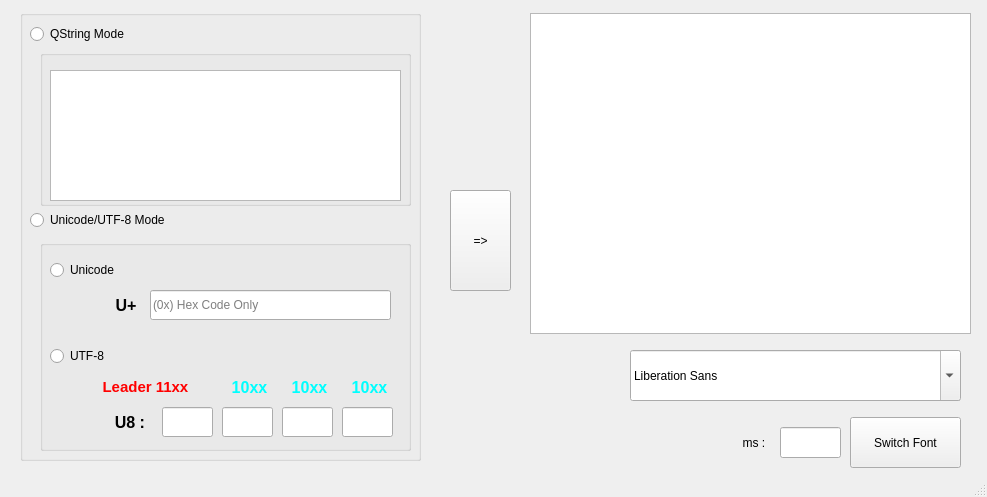
EdisoNewtong/Vector, file cpp/Qt/UTF8Principle/UTF8Principle/mainwindow.ui: the form before one commit.
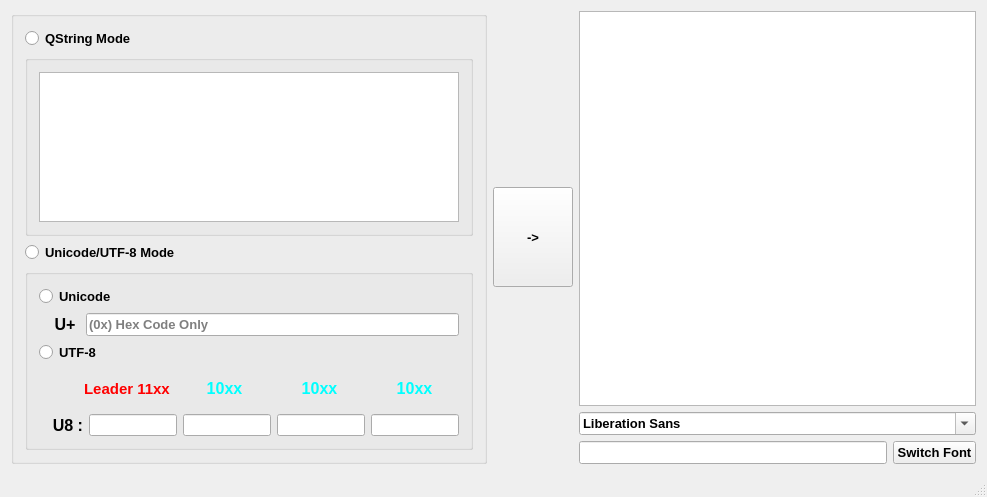
The form after the commit.

Commit message: [dev] Qt Update form view to  Layout Style

The edit to the form file:
```diff
--- a/cpp/Qt/UTF8Principle/UTF8Principle/mainwindow.ui
+++ b/cpp/Qt/UTF8Principle/UTF8Principle/mainwindow.ui
@@ -14,101 +14,89 @@
    <string>UTF8 Principle</string>
   </property>
   <widget class="QWidget" name="centralWidget">
+   <layout class="QHBoxLayout" name="horizontalLayout" stretch="6,1,5">
+    <item>
    <widget class="QGroupBox" name="groupBox">
-    <property name="geometry">
-     <rect>
-      <x>20</x>
-      <y>10</y>
-      <width>401</width>
-      <height>451</height>
-     </rect>
-    </property>
     <property name="title">
      <string/>
     </property>
+      <layout class="QVBoxLayout" name="verticalLayout" stretch="1,5,1,5">
+       <item>
     <widget class="QRadioButton" name="qstringRadBtn">
-     <property name="geometry">
-      <rect>
-       <x>10</x>
-       <y>14</y>
-       <width>131</width>
-       <height>20</height>
-      </rect>
+         <property name="font">
+          <font>
+           <family>Arial</family>
+           <pointsize>10</pointsize>
+           <weight>75</weight>
+           <bold>true</bold>
+          </font>
      </property>
      <property name="text">
       <string>QString Mode</string>
      </property>
     </widget>
+       </item>
+       <item>
     <widget class="QGroupBox" name="qstringGrp">
-     <property name="geometry">
-      <rect>
-       <x>20</x>
-       <y>40</y>
-       <width>371</width>
-       <height>156</height>
-      </rect>
-     </property>
      <property name="title">
       <string/>
      </property>
+         <layout class="QHBoxLayout" name="horizontalLayout_2">
+          <item>
      <widget class="QPlainTextEdit" name="plainTextEdit_2">
-      <property name="geometry">
-       <rect>
-        <x>10</x>
-        <y>20</y>
-        <width>351</width>
-        <height>131</height>
-       </rect>
-      </property>
-     </widget>
-    </widget>
+            <property name="font">
+             <font>
+              <family>Arial</family>
+              <pointsize>10</pointsize>
+              <weight>75</weight>
+              <bold>true</bold>
+             </font>
+            </property>
+           </widget>
+          </item>
+         </layout>
+        </widget>
+       </item>
+       <item>
     <widget class="QRadioButton" name="unicodeRadBtn">
-     <property name="geometry">
-      <rect>
-       <x>10</x>
-       <y>200</y>
-       <width>251</width>
-       <height>20</height>
-      </rect>
+         <property name="font">
+          <font>
+           <family>Arial</family>
+           <pointsize>10</pointsize>
+           <weight>75</weight>
+           <bold>true</bold>
+          </font>
      </property>
      <property name="text">
       <string>Unicode/UTF-8 Mode</string>
      </property>
     </widget>
+       </item>
+       <item>
     <widget class="QGroupBox" name="unicodeGrp">
-     <property name="geometry">
-      <rect>
-       <x>20</x>
-       <y>230</y>
-       <width>371</width>
-       <height>211</height>
-      </rect>
-     </property>
      <property name="title">
       <string/>
      </property>
+         <layout class="QVBoxLayout" name="verticalLayout_2">
+          <item>
      <widget class="QRadioButton" name="uniBtn">
-      <property name="geometry">
-       <rect>
-        <x>10</x>
-        <y>20</y>
-        <width>100</width>
-        <height>20</height>
-       </rect>
+            <property name="font">
+             <font>
+              <family>Arial</family>
+              <pointsize>10</pointsize>
+              <weight>75</weight>
+              <bold>true</bold>
+             </font>
       </property>
       <property name="text">
        <string>Unicode</string>
       </property>
      </widget>
+          </item>
+          <item>
+           <layout class="QHBoxLayout" name="horizontalLayout_3" stretch="1,9">
+            <item>
      <widget class="QLabel" name="label">
-      <property name="geometry">
-       <rect>
-        <x>20</x>
-        <y>50</y>
-        <width>81</width>
-        <height>31</height>
-       </rect>
-      </property>
       <property name="font">
        <font>
         <family>Arial</family>
@@ -124,105 +112,56 @@
        <set>Qt::AlignRight|Qt::AlignTrailing|Qt::AlignVCenter</set>
       </property>
      </widget>
+            </item>
+            <item>
      <widget class="QLineEdit" name="unicode32">
-      <property name="geometry">
-       <rect>
-        <x>110</x>
-        <y>50</y>
-        <width>241</width>
-        <height>30</height>
-       </rect>
+              <property name="font">
+               <font>
+                <family>Arial</family>
+                <pointsize>10</pointsize>
+                <weight>75</weight>
+                <bold>true</bold>
+               </font>
       </property>
       <property name="placeholderText">
        <string>(0x) Hex Code Only</string>
       </property>
      </widget>
+            </item>
+           </layout>
+          </item>
+          <item>
      <widget class="QRadioButton" name="utf8Btn">
-      <property name="geometry">
-       <rect>
-        <x>10</x>
-        <y>106</y>
-        <width>91</width>
-        <height>20</height>
-       </rect>
+            <property name="font">
+             <font>
+              <family>Arial</family>
+              <pointsize>10</pointsize>
+              <weight>75</weight>
+              <bold>true</bold>
+             </font>
       </property>
       <property name="text">
        <string>UTF-8</string>
       </property>
      </widget>
-     <widget class="QLabel" name="label_2">
-      <property name="geometry">
-       <rect>
-        <x>44</x>
-        <y>172</y>
-        <width>61</width>
+          </item>
+          <item>
+           <layout class="QHBoxLayout" name="horizontalLayout_4" stretch="1,2,2,2,2">
+            <item>
+             <spacer name="horizontalSpacer">
+              <property name="orientation">
+               <enum>Qt::Horizontal</enum>
+              </property>
+              <property name="sizeHint" stdset="0">
+               <size>
+                <width>40</width>
         <height>20</height>
-       </rect>
-      </property>
-      <property name="font">
-       <font>
-        <family>Arial</family>
-        <pointsize>12</pointsize>
-        <weight>75</weight>
-        <bold>true</bold>
-       </font>
-      </property>
-      <property name="text">
-       <string>U8 :</string>
-      </property>
-      <property name="alignment">
-       <set>Qt::AlignRight|Qt::AlignTrailing|Qt::AlignVCenter</set>
-      </property>
-     </widget>
-     <widget class="QLineEdit" name="utf8_1">
-      <property name="geometry">
-       <rect>
-        <x>122</x>
-        <y>167</y>
-        <width>51</width>
-        <height>30</height>
-       </rect>
-      </property>
-     </widget>
-     <widget class="QLineEdit" name="utf8_2">
-      <property name="geometry">
-       <rect>
-        <x>182</x>
-        <y>167</y>
-        <width>51</width>
-        <height>30</height>
-       </rect>
-      </property>
-     </widget>
-     <widget class="QLineEdit" name="utf8_3">
-      <property name="geometry">
-       <rect>
-        <x>242</x>
-        <y>167</y>
-        <width>51</width>
-        <height>30</height>
-       </rect>
-      </property>
-     </widget>
-     <widget class="QLineEdit" name="utf8_4">
-      <property name="geometry">
-       <rect>
-        <x>302</x>
-        <y>167</y>
-        <width>51</width>
-        <height>30</height>
-       </rect>
-      </property>
-     </widget>
+               </size>
+              </property>
+             </spacer>
+            </item>
+            <item>
      <widget class="QLabel" name="label_4">
-      <property name="geometry">
-       <rect>
-        <x>47</x>
-        <y>132</y>
-        <width>121</width>
-        <height>30</height>
-       </rect>
-      </property>
       <property name="palette">
        <palette>
         <active>
@@ -335,15 +274,9 @@
        <set>Qt::AlignCenter</set>
       </property>
      </widget>
+            </item>
+            <item>
      <widget class="QLabel" name="label_5">
-      <property name="geometry">
-       <rect>
-        <x>184</x>
-        <y>132</y>
-        <width>51</width>
-        <height>30</height>
-       </rect>
-      </property>
       <property name="palette">
        <palette>
         <active>
@@ -456,15 +389,9 @@
        <set>Qt::AlignCenter</set>
       </property>
      </widget>
+            </item>
+            <item>
      <widget class="QLabel" name="label_6">
-      <property name="geometry">
-       <rect>
-        <x>244</x>
-        <y>132</y>
-        <width>51</width>
-        <height>30</height>
-       </rect>
-      </property>
       <property name="palette">
        <palette>
         <active>
@@ -577,15 +504,9 @@
        <set>Qt::AlignCenter</set>
       </property>
      </widget>
+            </item>
+            <item>
      <widget class="QLabel" name="label_7">
-      <property name="geometry">
-       <rect>
-        <x>304</x>
-        <y>132</y>
-        <width>51</width>
-        <height>30</height>
-       </rect>
-      </property>
       <property name="palette">
        <palette>
         <active>
@@ -698,6 +619,60 @@
        <set>Qt::AlignCenter</set>
       </property>
      </widget>
+            </item>
+           </layout>
+          </item>
+          <item>
+           <layout class="QHBoxLayout" name="horizontalLayout_5" stretch="1,2,2,2,2">
+            <item>
+             <widget class="QLabel" name="label_2">
+              <property name="font">
+               <font>
+                <family>Arial</family>
+                <pointsize>12</pointsize>
+                <weight>75</weight>
+                <bold>true</bold>
+               </font>
+              </property>
+              <property name="text">
+               <string>U8 :</string>
+              </property>
+              <property name="alignment">
+               <set>Qt::AlignRight|Qt::AlignTrailing|Qt::AlignVCenter</set>
+              </property>
+             </widget>
+            </item>
+            <item>
+             <widget class="QLineEdit" name="utf8_1">
+              <property name="font">
+               <font/>
+              </property>
+             </widget>
+            </item>
+            <item>
+             <widget class="QLineEdit" name="utf8_2">
+              <property name="font">
+               <font/>
+              </property>
+             </widget>
+            </item>
+            <item>
+             <widget class="QLineEdit" name="utf8_3">
+              <property name="font">
+               <font/>
+              </property>
+             </widget>
+            </item>
+            <item>
+             <widget class="QLineEdit" name="utf8_4">
+              <property name="font">
+               <font/>
+              </property>
+             </widget>
+            </item>
+           </layout>
+          </item>
+         </layout>
      <zorder>uniBtn</zorder>
      <zorder>label</zorder>
      <zorder>unicode32</zorder>
@@ -712,79 +687,93 @@
      <zorder>label_7</zorder>
      <zorder>label_4</zorder>
     </widget>
-   </widget>
+       </item>
+      </layout>
+     </widget>
+    </item>
+    <item>
    <widget class="QPushButton" name="pushButton">
-    <property name="geometry">
-     <rect>
-      <x>450</x>
-      <y>190</y>
-      <width>61</width>
-      <height>101</height>
-     </rect>
+      <property name="sizePolicy">
+       <sizepolicy hsizetype="Preferred" vsizetype="Fixed">
+        <horstretch>0</horstretch>
+        <verstretch>0</verstretch>
+       </sizepolicy>
+      </property>
+      <property name="minimumSize">
+       <size>
+        <width>0</width>
+        <height>100</height>
+       </size>
+      </property>
+      <property name="font">
+       <font>
+        <family>Arial</family>
+        <pointsize>10</pointsize>
+        <weight>75</weight>
+        <bold>true</bold>
+       </font>
     </property>
     <property name="text">
-     <string>=&gt;</string>
-    </property>
-   </widget>
+       <string>-&gt;</string>
+      </property>
+     </widget>
+    </item>
+    <item>
+     <layout class="QGridLayout" name="gridLayout" rowstretch="0,0,0" columnstretch="2,0">
+      <item row="0" column="0" colspan="2">
    <widget class="QPlainTextEdit" name="plainTextEdit">
-    <property name="geometry">
-     <rect>
-      <x>530</x>
-      <y>13</y>
-      <width>441</width>
-      <height>321</height>
-     </rect>
-    </property>
-   </widget>
+        <property name="font">
+         <font>
+          <family>Arial</family>
+          <pointsize>10</pointsize>
+          <weight>75</weight>
+          <bold>true</bold>
+         </font>
+        </property>
+       </widget>
+      </item>
+      <item row="1" column="0" colspan="2">
    <widget class="QFontComboBox" name="fontComboBox">
-    <property name="geometry">
-     <rect>
-      <x>630</x>
-      <y>350</y>
-      <width>331</width>
-      <height>51</height>
-     </rect>
-    </property>
-   </widget>
+        <property name="font">
+         <font>
+          <family>Arial</family>
+          <pointsize>10</pointsize>
+          <weight>75</weight>
+          <bold>true</bold>
+         </font>
+        </property>
+       </widget>
+      </item>
+      <item row="2" column="0">
+       <widget class="QLineEdit" name="lineEdit_6">
+        <property name="font">
+         <font>
+          <family>Arial</family>
+          <pointsize>10</pointsize>
+          <weight>75</weight>
+          <bold>true</bold>
+         </font>
+        </property>
+       </widget>
+      </item>
+      <item row="2" column="1">
    <widget class="QPushButton" name="pushButton_2">
-    <property name="geometry">
-     <rect>
-      <x>850</x>
-      <y>417</y>
-      <width>111</width>
-      <height>51</height>
-     </rect>
+        <property name="font">
+         <font>
+          <family>Arial</family>
+          <pointsize>10</pointsize>
+          <weight>75</weight>
+          <bold>true</bold>
+         </font>
     </property>
     <property name="text">
      <string>Switch Font</string>
     </property>
    </widget>
-   <widget class="QLineEdit" name="lineEdit_6">
-    <property name="geometry">
-     <rect>
-      <x>780</x>
-      <y>427</y>
-      <width>61</width>
-      <height>31</height>
-     </rect>
-    </property>
-   </widget>
-   <widget class="QLabel" name="label_3">
-    <property name="geometry">
-     <rect>
-      <x>730</x>
-      <y>427</y>
-      <width>51</width>
-      <height>31</height>
-     </rect>
-    </property>
-    <property name="text">
-     <string>ms : </string>
-    </property>
-    <property name="alignment">
-     <set>Qt::AlignCenter</set>
-    </property>
-   </widget>
+      </item>
+     </layout>
+    </item>
+   </layout>
   </widget>
   <widget class="QStatusBar" name="statusBar"/>
  </widget>
```
Lines whose indentation alone changed are shown as unchanged. The commit also changes 7 other files.
